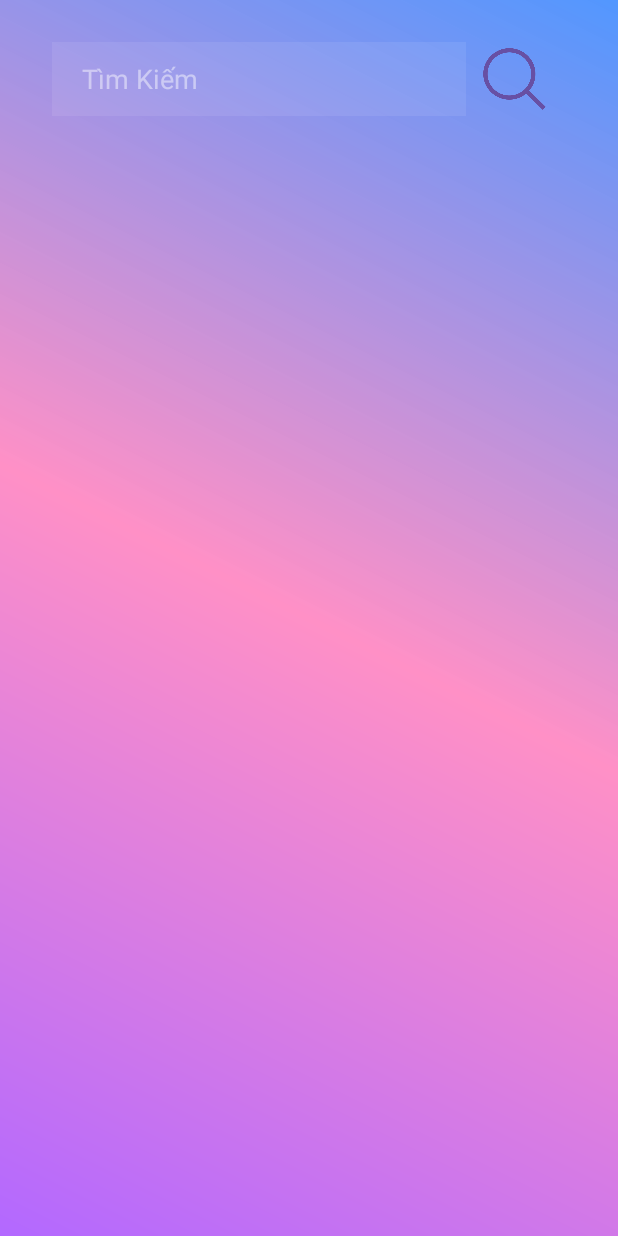
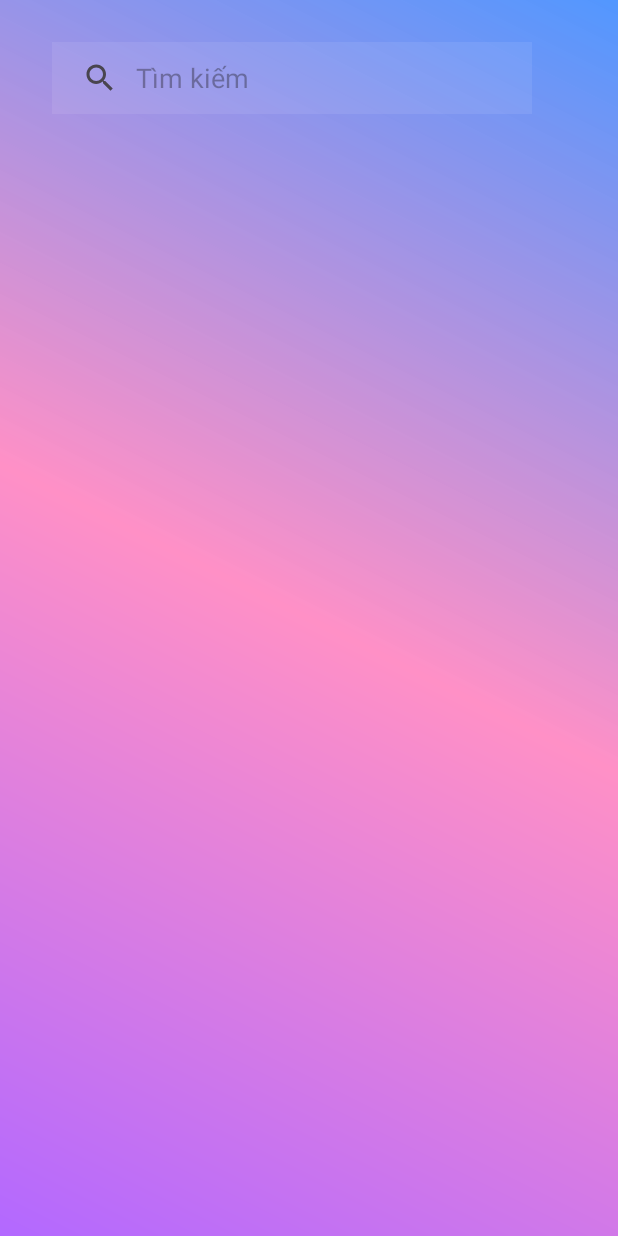
Before and after one commit to aransumaru/MusicApp, an Android app: the layout fragment_list_music.xml on its own in the app's theme, with its tools: preview values and no code run, on a phone screen of 412 x 824 dp. Run offline under Robolectric (Android 15) with nearby library versions, the phone set to English and light mode, and no system bars.

Commit message:
update view

```diff
--- a/app/src/main/java/com/example/musicapp/MainActivity.java
+++ b/app/src/main/java/com/example/musicapp/MainActivity.java
@@ -160,8 +160,9 @@ public class MainActivity extends AppCompatActivity {
             NotificationChannel serviceChannel = new NotificationChannel(
                     CHANNEL_ID,
                     "Music Player Channel", // Channel name
-                    NotificationManager.IMPORTANCE_DEFAULT // Importance level
+                    NotificationManager.IMPORTANCE_LOW // Importance level
             );
+            serviceChannel.setSound(null, null);
             NotificationManager manager = getSystemService(NotificationManager.class);
             if (manager != null) {
                 manager.createNotificationChannel(serviceChannel);
@@ -183,7 +184,8 @@ public class MainActivity extends AppCompatActivity {
                 .setSmallIcon(R.drawable.ic_music_player)
                 .setContentTitle(title)
                 .setContentText("Artist: " + artist + "\nStatus: " + status)
-                .setPriority(NotificationCompat.PRIORITY_DEFAULT)
+                .setPriority(NotificationCompat.PRIORITY_LOW)
+                .setSound(null)
                 .setAutoCancel(false)
                 .addAction(
                         musicPlayer.isPlaying() ? R.drawable.ic_button_pause : R.drawable.ic_button_play,
--- a/app/src/main/res/layout/fragment_list_music.xml
+++ b/app/src/main/res/layout/fragment_list_music.xml
@@ -19,24 +19,15 @@
         app:layout_constraintStart_toStartOf="parent"
         app:layout_constraintTop_toTopOf="parent">
 
-        <EditText
-            android:id="@+id/edtSearch"
-            android:layout_width="276dp"
-            android:layout_height="match_parent"
-            android:layout_marginRight="-44dp"
+        <SearchView
+            android:id="@+id/btnSearch"
+            android:queryBackground="@android:color/transparent"
+            android:layout_width="wrap_content"
+            android:layout_height="wrap_content"
+            android:iconifiedByDefault="false"
+            android:queryHint="Tìm kiếm"
             android:background="#464281"
-            android:backgroundTint="#14FFFFFF"
-            android:hint="Tìm Kiếm"
-            android:paddingStart="20dp"
-            android:textColorHint="#77FFFFFF"
-            android:textSize="18sp" />
-
-        <Button
-            android:id="@+id/btnSearch"
-            android:layout_width="50dp"
-            android:layout_height="match_parent"
-            android:layout_marginLeft="51dp"
-            android:background="@drawable/ic_button_search" />
+            android:backgroundTint="#14FFFFFF" />
 
     </LinearLayout>
 
@@ -52,4 +43,5 @@
         app:layout_constraintTop_toBottomOf="@+id/layout1"
         app:layout_constraintVertical_bias="0.895" />
 
+
 </androidx.constraintlayout.widget.ConstraintLayout>
```
Also changed, not shown: app/src/main/java/com/example/musicapp/ListMusicFragment.java (+19 -41 lines), app/src/main/res/layout/activity_main.xml (+31 -35 lines), app/src/main/res/drawable/ic_icon_search2.png (added).
